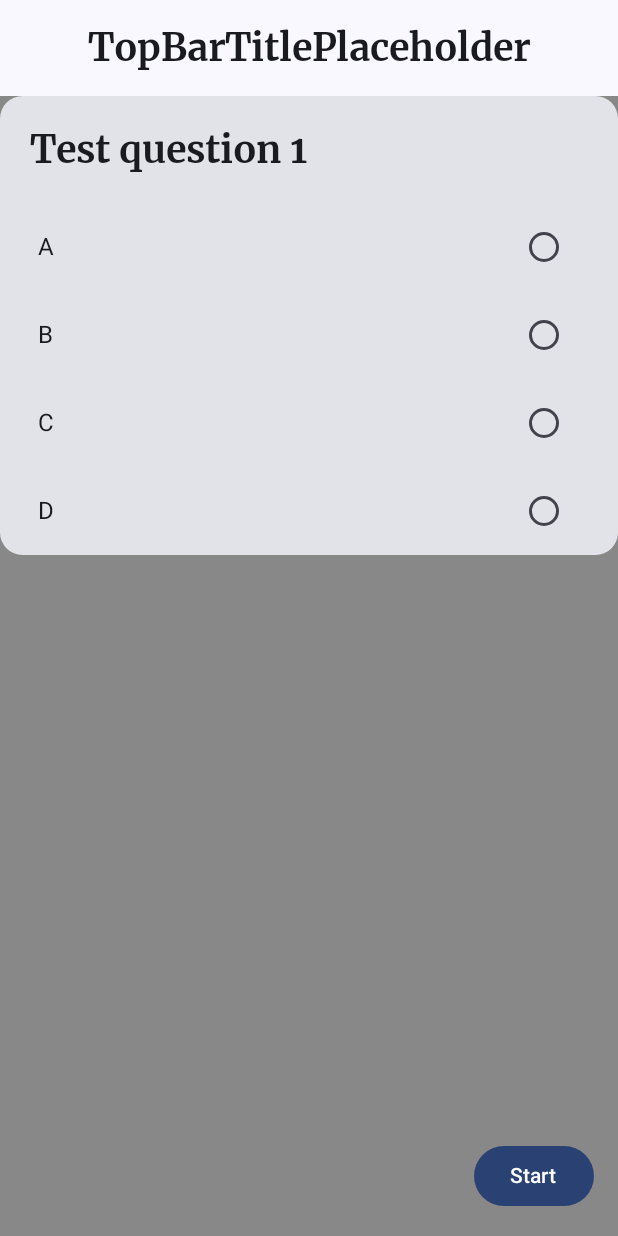
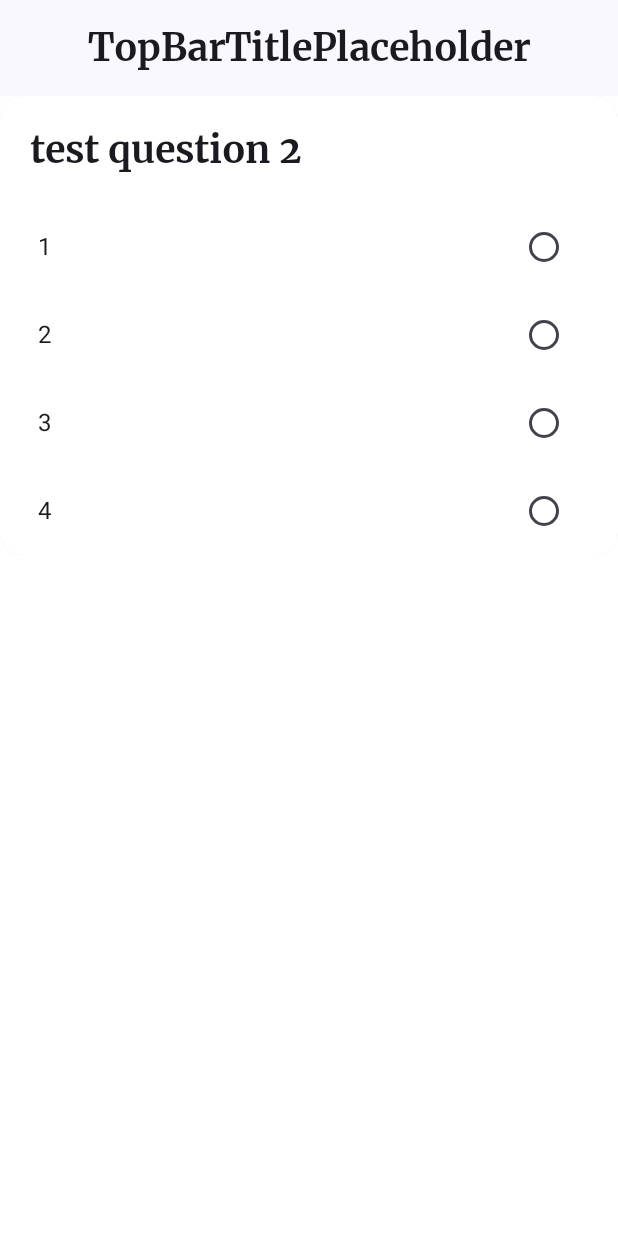
Before and after one commit to SohSohh/PrepApp, an Android app built with Jetpack Compose: the TestingScreen screen opened through its navigation route, on a phone screen of 412 x 824 dp. Run offline under Robolectric (Android 15) with nearby library versions, the light colour scheme and no system bars.

Commit message:
Integrated few features into configuration and test screen

```diff
--- a/app/src/main/java/com/example/myapplication/MainApp.kt
+++ b/app/src/main/java/com/example/myapplication/MainApp.kt
@@ -4,10 +4,8 @@ import androidx.compose.foundation.layout.fillMaxSize
 import androidx.compose.foundation.layout.padding
 import androidx.compose.foundation.rememberScrollState
 import androidx.compose.foundation.verticalScroll
-import androidx.compose.material3.Button
 import androidx.compose.material3.CenterAlignedTopAppBar
 import androidx.compose.material3.ExperimentalMaterial3Api
-import androidx.compose.material3.FabPosition
 import androidx.compose.material3.MaterialTheme
 import androidx.compose.material3.Scaffold
 import androidx.compose.material3.Text
@@ -39,18 +37,7 @@ fun MainApp(modifier: Modifier = Modifier, testScreenViewModel: TestScreenViewMo
                 )
             }
             )
-        },
-        floatingActionButtonPosition = FabPosition.End,
-        floatingActionButton = {
-            Button(onClick = {
-                testScreenViewModel.toggleTest()
-                navController.navigate("TestingScreen")
-            }
-            ) {
-                Text(text = "Start")
-            }
         }
-
     ) { innerPadding ->
         NavHost(
             navController = navController,
@@ -61,13 +48,13 @@ fun MainApp(modifier: Modifier = Modifier, testScreenViewModel: TestScreenViewMo
                 .padding(innerPadding)
         ) {
             composable(route = "TestConfigurationScreen") {
-                TestConfigurationScreen(navController = navController, modifier = Modifier.fillMaxSize())
+                TestConfigurationScreen(modifier = Modifier.fillMaxSize(), onStartButtonClicked = { navController.navigate(route = "TestingScreen") })
             }
             composable(route = "TestingScreen") {
-                TestingScreen(navController = navController, modifier = Modifier.fillMaxSize())
+                TestingScreen(modifier = Modifier.fillMaxSize())
             }
             composable(route = "EndScreen") {
-                EndOfTestScreen(navController = navController, modifier = Modifier.fillMaxSize())
+                EndOfTestScreen(modifier = Modifier.fillMaxSize())
             }
         }
     }
--- a/app/src/main/java/com/example/myapplication/TestScreen/EndOfTestScreen.kt
+++ b/app/src/main/java/com/example/myapplication/TestScreen/EndOfTestScreen.kt
@@ -12,17 +12,18 @@ import androidx.compose.ui.Modifier
 import androidx.compose.ui.graphics.Color
 import androidx.compose.ui.tooling.preview.Preview
 import androidx.lifecycle.viewmodel.compose.viewModel
-import androidx.navigation.NavController
 import com.example.compose.PreperationAppTheme
 
 @Composable
 fun EndOfTestScreen(modifier:Modifier = Modifier,
                     testScreenViewModel: TestScreenViewModel = viewModel(),
-                    navController: NavController) {
+                    ) {
     val testScreenUiState by testScreenViewModel.uiState.collectAsState()
     var totalQuestions = testScreenUiState.currentQuestion + 1
     var correctQuestions = totalQuestions - testScreenUiState.incorrectQuestions.size
-    Column(modifier = modifier.fillMaxSize().background(color = Color.White)) {
+    Column(modifier = modifier
+        .fillMaxSize()
+        .background(color = Color.White)) {
         Text("You have completed the test!", style = MaterialTheme.typography.titleLarge)
         Text("You got ${correctQuestions} out of ${totalQuestions}", style = MaterialTheme.typography.titleLarge)
     }
@@ -32,5 +33,6 @@ fun EndOfTestScreen(modifier:Modifier = Modifier,
 @Composable
 fun EndPreview() {
     PreperationAppTheme {
+        EndOfTestScreen()
     }
 }
--- a/app/src/main/java/com/example/myapplication/TestScreen/TestScreenConfiguration.kt
+++ b/app/src/main/java/com/example/myapplication/TestScreen/TestScreenConfiguration.kt
@@ -4,32 +4,56 @@ import androidx.compose.foundation.background
 import androidx.compose.foundation.layout.Box
 import androidx.compose.foundation.layout.Column
 import androidx.compose.foundation.layout.Row
+import androidx.compose.foundation.layout.Spacer
 import androidx.compose.foundation.layout.fillMaxSize
 import androidx.compose.foundation.layout.padding
+import androidx.compose.material3.Button
 import androidx.compose.material3.ExperimentalMaterial3Api
+import androidx.compose.material3.HorizontalDivider
 import androidx.compose.material3.Switch
 import androidx.compose.material3.Text
 import androidx.compose.runtime.Composable
 import androidx.compose.runtime.collectAsState
 import androidx.compose.runtime.getValue
+import androidx.compose.ui.Alignment
 import androidx.compose.ui.Modifier
 import androidx.compose.ui.graphics.Color
 import androidx.compose.ui.tooling.preview.Preview
 import androidx.compose.ui.unit.dp
 import androidx.lifecycle.viewmodel.compose.viewModel
-import androidx.navigation.NavController
 import com.example.compose.PreperationAppTheme
 
 
 @OptIn(ExperimentalMaterial3Api::class)
 @Composable
 fun TestConfigurationScreen(modifier:Modifier = Modifier,
-                            testScreenViewModel: TestScreenViewModel = viewModel(), navController: NavController) {
+                            testScreenViewModel: TestScreenViewModel = viewModel(),
+                            onStartButtonClicked:() -> Unit = {}) {
     val testScreenUiState by testScreenViewModel.uiState.collectAsState()
-    Box(modifier = modifier
+    Column(modifier = modifier
         .fillMaxSize()
         .background(color = Color.White)) {
-        ConfigurationsList(modifier = Modifier.padding())
+        Box(
+            modifier = modifier
+                .background(color = Color.White)
+        ) {
+            ConfigurationsList(modifier = Modifier.padding(10.dp))
+        }
+        Spacer(modifier = Modifier.weight(1f))
+        Row() {
+            Spacer(modifier = Modifier.weight(1f))
+            NavigationButton(text = "Start", onClick = onStartButtonClicked, modifier = Modifier.padding(15.dp))
+        }
+    }
+}
+
+@Composable
+fun NavigationButton(modifier: Modifier = Modifier, text:String, onClick: () -> Unit = {}) {
+    Button(
+        onClick = onClick,
+        modifier = modifier
+    ) {
+        Text(text = text)
     }
 }
 
@@ -37,23 +61,51 @@ fun TestConfigurationScreen(modifier:Modifier = Modifier,
 fun ConfigurationsList(modifier:Modifier = Modifier,
                        testScreenViewModel: TestScreenViewModel = viewModel()) {
     val testUiState by testScreenViewModel.uiState.collectAsState()
-    Column(modifier = modifier.fillMaxSize()) {
-        Row(modifier = Modifier.padding(horizontal = 10.dp)) {
-            Text(text = "Include already attempted questions from previous tests?",
-                modifier = Modifier.weight(3f))
-            Switch(
-                checked = testUiState.repeatPreviouslyAttemptedQuestions,
-                onCheckedChange = {testScreenViewModel.toggleRepeatPreviouslyAttemptedQuestions()},
-                modifier = Modifier.weight(1f)
-            )
-        }
+    Column(modifier = modifier) {
+       TextWithSwitch(text = "Include attempted questions from previous tests",
+           checkedState = testUiState.repeatPreviouslyAttemptedQuestions,
+           onCheckChange ={ testScreenViewModel.toggleRepeatPreviouslyAttemptedQuestions() })
+        //------
+        HorizontalDivider(modifier = Modifier.padding(vertical = 2.5f.dp))
+        //--------
+       TextWithSwitch(text = "Allow questions to be reattempted",
+           checkedState = testUiState.RetryQuestions,
+           onCheckChange = { testScreenViewModel.toggleRetry() })
+        //---------
+        HorizontalDivider(modifier = Modifier.padding(vertical = 2.5f.dp))
+        //------
+        TextWithSwitch(text = "Allow backtracking",
+            checkedState = testUiState.Backtracking,
+            onCheckChange = {testScreenViewModel.toggleBacktracking()})
+        //-----
+        HorizontalDivider(modifier = Modifier.padding(vertical = 2.5f.dp))
+        //-----
+        TextWithSwitch(text = "Allow skipping",
+            checkedState = testUiState.AllowSkipping,
+            onCheckChange = { testScreenViewModel.toggleSkipping() })
+    }
+
+}
+
+@Composable
+fun TextWithSwitch(modifier:Modifier = Modifier, text:String, checkedState:Boolean, onCheckChange:(Boolean) -> Unit = {}) {
+    Row(modifier = modifier.padding(horizontal = 5.dp), verticalAlignment = Alignment.CenterVertically) {
+        Text(
+            text = text,
+            modifier = Modifier.weight(5f)
+        )
+        Switch(
+            checked = checkedState,
+            onCheckedChange = onCheckChange,
+            modifier = Modifier.weight(1f)
+        )
     }
 }
-
 
 @Preview
 @Composable
 fun PreviewApp() {
     PreperationAppTheme {
+        TestConfigurationScreen()
     }
 }
--- a/app/src/main/java/com/example/myapplication/TestScreen/TestScreenViewModel.kt
+++ b/app/src/main/java/com/example/myapplication/TestScreen/TestScreenViewModel.kt
@@ -7,17 +7,34 @@ import kotlinx.coroutines.flow.update
 
 data class TestScreenUiState(
     val isStarted:Boolean = false,
-    val attemptedQuestions:Int = 0,
     val repeatPreviouslyAttemptedQuestions:Boolean = false,
     var questions:List<question> = questionsList,
     var answers:List<String> = mutableListOf(),
     var selection:String = "",
-    var currentQuestion:Int = 0,
-    var incorrectQuestions:List<Int> = mutableListOf()
-
+    var currentQuestion:Int = 1,
+    var incorrectQuestions:List<Int> = mutableListOf(),
+    var RetryQuestions:Boolean = false,
+    var Backtracking:Boolean = false,
+    val AllowSkipping:Boolean = false,
 )
 class TestScreenViewModel:ViewModel() {
     val uiState = MutableStateFlow(TestScreenUiState())
+
+    fun toggleSkipping() {
+        uiState.update { currentState ->
+            currentState.copy(
+                AllowSkipping = !currentState.AllowSkipping
+            )
+        }
+    }
+
+    fun toggleBacktracking() {
+        uiState.update { currentState ->
+            currentState.copy(
+                Backtracking = !currentState.Backtracking
+            )
+        }
+    }
 
     fun toggleTest() {
         uiState.update { currentState ->
@@ -57,6 +74,13 @@ class TestScreenViewModel:ViewModel() {
             )
         }
     }
+    fun toggleRetry() {
+        uiState.update { currentState ->
+            currentState.copy(
+                RetryQuestions = !currentState.RetryQuestions
+            )
+        }
+    }
     fun resetAnswersList() {
         uiState.update { currentState ->
             currentState.copy(
--- a/app/src/main/java/com/example/myapplication/TestScreen/TestingScreen.kt
+++ b/app/src/main/java/com/example/myapplication/TestScreen/TestingScreen.kt
@@ -1,13 +1,16 @@
 package com.example.myapplication.TestScreen
 
+import android.annotation.SuppressLint
 import androidx.compose.foundation.background
 import androidx.compose.foundation.layout.Box
 import androidx.compose.foundation.layout.Column
 import androidx.compose.foundation.layout.Row
+import androidx.compose.foundation.layout.Spacer
 import androidx.compose.foundation.layout.fillMaxSize
 import androidx.compose.foundation.layout.fillMaxWidth
 import androidx.compose.foundation.layout.padding
 import androidx.compose.material3.Card
+import androidx.compose.material3.ExperimentalMaterial3Api
 import androidx.compose.material3.MaterialTheme
 import androidx.compose.material3.RadioButton
 import androidx.compose.material3.Text
@@ -20,15 +23,24 @@ import androidx.compose.ui.graphics.Color
 import androidx.compose.ui.tooling.preview.Preview
 import androidx.compose.ui.unit.dp
 import androidx.lifecycle.viewmodel.compose.viewModel
-import androidx.navigation.NavController
 import com.example.compose.PreperationAppTheme
 
+@SuppressLint("SuspiciousIndentation")
+@OptIn(ExperimentalMaterial3Api::class)
 @Composable
 fun TestingScreen(modifier: Modifier = Modifier,
                   testScreenViewModel: TestScreenViewModel = viewModel(),
-                  navController: NavController) {
+                  onClickEndTest:() -> Unit = {}) {
     val testScreenUiState by testScreenViewModel.uiState.collectAsState()
-    Box(modifier = modifier.fillMaxSize().background(color = Color.Gray)) {
+    Column(
+        modifier = modifier
+            .fillMaxSize()
+            .background(color = Color.White)
+    ) {
+        Box(
+            modifier = Modifier
+                .background(color = Color.White)
+        ) {
             QuestionCard(
                 modifier = Modifier.fillMaxWidth(),
                 question = testScreenUiState.questions[testScreenUiState.currentQuestion],
@@ -36,12 +48,31 @@ fun TestingScreen(modifier: Modifier = Modifier,
                 qNumber = testScreenUiState.currentQuestion
             )
         }
+        Spacer(modifier = Modifier.weight(1f))
+        Row(modifier = modifier) {
+            if (testScreenUiState.Backtracking && testScreenUiState.currentQuestion != 0) {
+                NavigationButton(
+                    modifier = modifier.padding(15.dp),
+                    text = "Previous",
+                    onClick = { testScreenViewModel.previousQuestion() })
             }
+            Spacer(modifier = Modifier.weight(1f))
+            if (testScreenUiState.AllowSkipping && (testScreenUiState.currentQuestion + 1) != testScreenUiState.questions.size) {
+                NavigationButton(
+                    modifier = modifier.padding(15.dp),
+                    text = "Skip",
+                    onClick = { testScreenViewModel.nextQuestion() })
+            }
+        }
+    }
+}
+
+
 
 @Composable
 fun QuestionCard(modifier:Modifier = Modifier, question:question, testScreenViewModel: TestScreenViewModel, qNumber: Int) {
     Card(modifier = modifier, shape = MaterialTheme.shapes.medium) {
-        Column() {
+        Column(modifier = Modifier.background(color = Color.White)) {
             Text(text = question.question, modifier = Modifier.padding(20.dp), style = MaterialTheme.typography.titleLarge)
             Options(choiceList = question.choices, testScreenViewModel = testScreenViewModel, qNumber = qNumber, answer = question.answer)
         }
@@ -52,8 +83,12 @@ fun QuestionCard(modifier:Modifier = Modifier, question:question, testScreenView
 fun Options(modifier: Modifier = Modifier, choiceList:List<String>, testScreenViewModel: TestScreenViewModel, answer:String, qNumber:Int) {
     val testScreenUiState by testScreenViewModel.uiState.collectAsState()
     choiceList.forEach { choice ->
-        Row(modifier = Modifier.padding(5.dp).fillMaxWidth(), verticalAlignment = Alignment.CenterVertically) {
-            Text(text = choice, modifier = Modifier.weight(1f).padding(horizontal = 20.dp))
+        Row(modifier = Modifier
+            .padding(5.dp)
+            .fillMaxWidth(), verticalAlignment = Alignment.CenterVertically) {
+            Text(text = choice, modifier = Modifier
+                .weight(1f)
+                .padding(horizontal = 20.dp))
             RadioButton(selected = (choice == testScreenUiState.selection), onClick = {
                 testScreenViewModel.addAnswer(choice)
                 testScreenViewModel.checkAnswer(qNumber, choice)
@@ -67,6 +102,7 @@ fun Options(modifier: Modifier = Modifier, choiceList:List<String>, testScreenVi
 @Composable
 fun TestingScreenPreview() {
     PreperationAppTheme {
+        TestingScreen()
     }
 
 }
```
Lines whose indentation alone changed are shown as unchanged.
